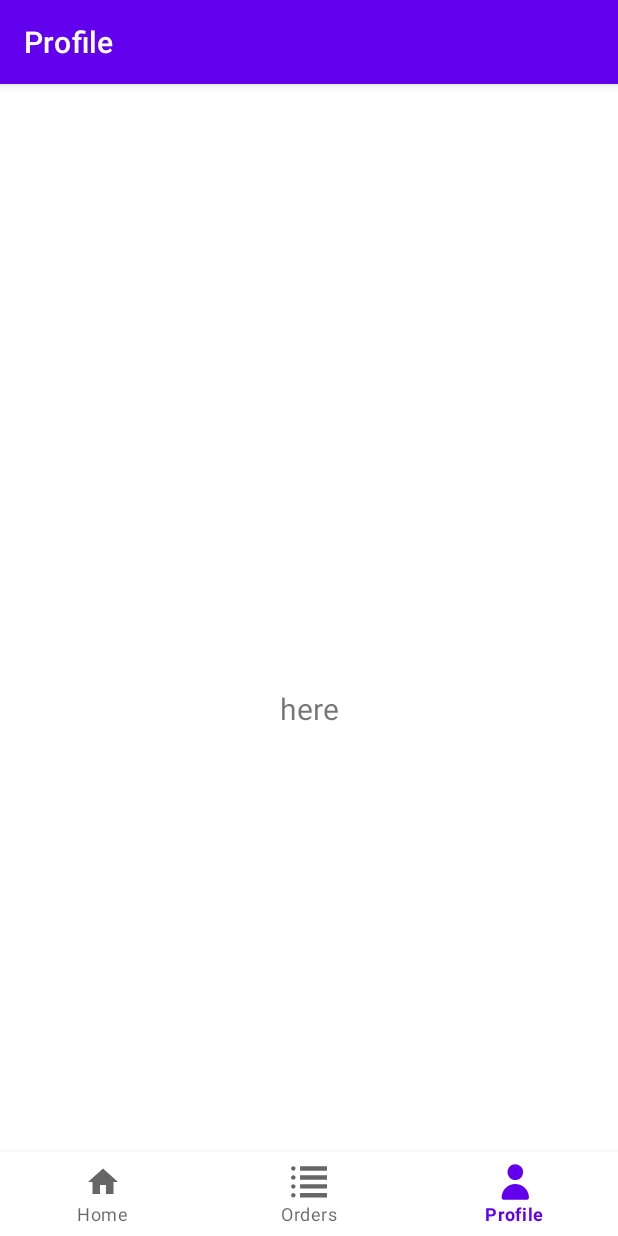
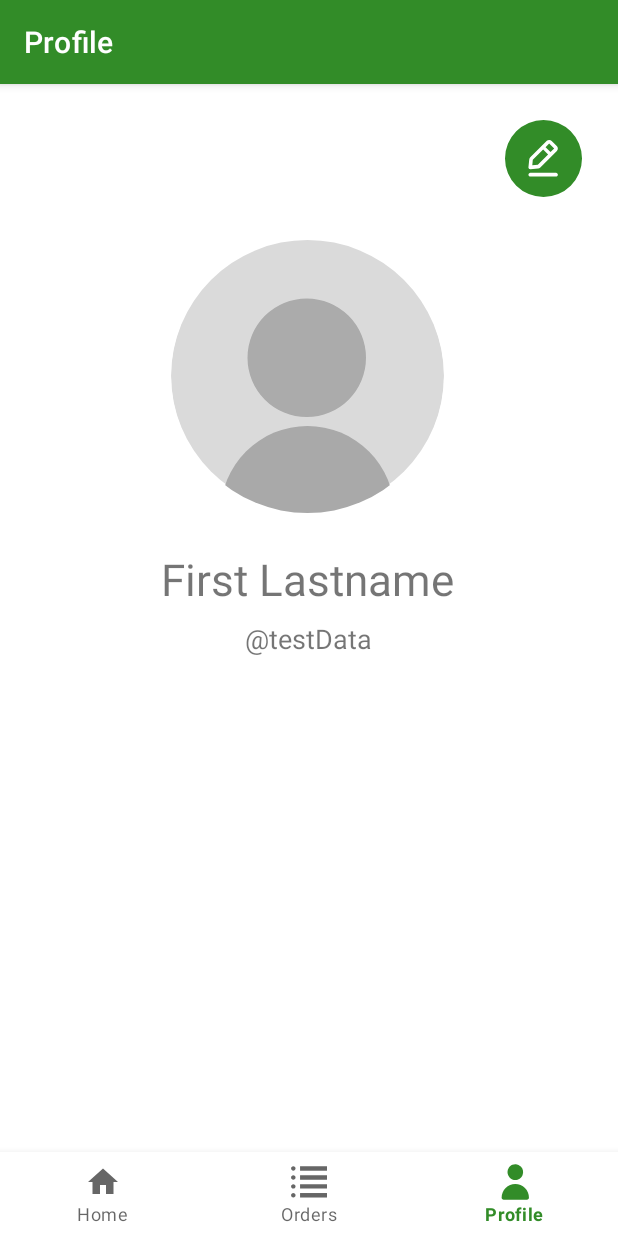
Before and after one commit to jovichenmcintyrecentenial/android_assignment_4, an Android app: the ProfileFragment screen opened through its navigation route, on a phone screen of 412 x 824 dp. Run offline under Robolectric (Android 15) with nearby library versions, the phone set to English and light mode, and no system bars; our stand-ins replace navigation-ui.

Commit message:
update profile design

```diff
--- a/app/src/main/AndroidManifest.xml
+++ b/app/src/main/AndroidManifest.xml
@@ -16,7 +16,11 @@
             android:name=".BottomNavigationActivity"
             android:exported="true"
             android:label="@string/title_activity_bottom_navigation">
+            <intent-filter>
+                <action android:name="android.intent.action.MAIN" />
 
+                <category android:name="android.intent.category.LAUNCHER" />
+            </intent-filter>
             <meta-data
                 android:name="android.app.lib_name"
                 android:value="" />
@@ -32,11 +36,7 @@
         <activity
             android:name=".ui.login.LoginActivity"
             android:exported="true">
-            <intent-filter>
-                <action android:name="android.intent.action.MAIN" />
 
-                <category android:name="android.intent.category.LAUNCHER" />
-            </intent-filter>
 
             <meta-data
                 android:name="android.app.lib_name"
--- a/app/src/main/java/com/centennial/jovichenmcintyre_mapd711_assignment4/ui/profile/ProfileFragment.kt
+++ b/app/src/main/java/com/centennial/jovichenmcintyre_mapd711_assignment4/ui/profile/ProfileFragment.kt
@@ -18,7 +18,7 @@ class ProfileFragment : Fragment() {
     ): View {
         val homeViewModel =
             ViewModelProvider(this).get(HomeViewModel::class.java)
-        return inflater.inflate(R.layout.fragment_notifications, container, false)
+        return inflater.inflate(R.layout.fragment_profile, container, false)
     }
 
 }
--- /dev/null
+++ b/app/src/main/res/drawable/avatar.xml
@@ -0,0 +1,19 @@
+<vector xmlns:android="http://schemas.android.com/apk/res/android"
+    android:width="182dp"
+    android:height="182dp"
+    android:viewportWidth="182"
+    android:viewportHeight="182">
+  <group>
+    <clip-path
+        android:pathData="M91,0L91,0A91,91 0,0 1,182 91L182,91A91,91 0,0 1,91 182L91,182A91,91 0,0 1,0 91L0,91A91,91 0,0 1,91 0z"/>
+    <path
+        android:pathData="M91,-1L91,-1A91,91 0,0 1,182 90L182,90A91,91 0,0 1,91 181L91,181A91,91 0,0 1,0 90L0,90A91,91 0,0 1,91 -1z"
+        android:fillColor="#DADADA"/>
+    <path
+        android:pathData="M90.5,39L90.5,39A39.5,39.5 0,0 1,130 78.5L130,78.5A39.5,39.5 0,0 1,90.5 118L90.5,118A39.5,39.5 0,0 1,51 78.5L51,78.5A39.5,39.5 0,0 1,90.5 39z"
+        android:fillColor="#ABABAB"/>
+    <path
+        android:pathData="M91,124L91,124A58,58 0,0 1,149 182L149,182A58,58 0,0 1,91 240L91,240A58,58 0,0 1,33 182L33,182A58,58 0,0 1,91 124z"
+        android:fillColor="#A9A9A9"/>
+  </group>
+</vector>
--- /dev/null
+++ b/app/src/main/res/drawable/edit.xml
@@ -0,0 +1,15 @@
+<vector xmlns:android="http://schemas.android.com/apk/res/android"
+    android:width="51dp"
+    android:height="51dp"
+    android:viewportWidth="51"
+    android:viewportHeight="51">
+  <path
+      android:pathData="M25.5,0L25.5,0A25.5,25.5 0,0 1,51 25.5L51,25.5A25.5,25.5 0,0 1,25.5 51L25.5,51A25.5,25.5 0,0 1,0 25.5L0,25.5A25.5,25.5 0,0 1,25.5 0z"
+      android:fillColor="#328C28"/>
+  <path
+      android:pathData="M33.787,35.005H16.749C16.426,35.005 16.117,35.133 15.888,35.361C15.66,35.589 15.532,35.899 15.532,36.222C15.532,36.544 15.66,36.854 15.888,37.082C16.117,37.31 16.426,37.439 16.749,37.439H33.787C34.11,37.439 34.42,37.31 34.648,37.082C34.876,36.854 35.005,36.544 35.005,36.222C35.005,35.899 34.876,35.589 34.648,35.361C34.42,35.133 34.11,35.005 33.787,35.005Z"
+      android:fillColor="#ffffff"/>
+  <path
+      android:pathData="M16.749,32.57H16.858L21.934,32.108C22.489,32.053 23.009,31.808 23.406,31.414L34.36,20.461C34.785,20.012 35.014,19.412 34.998,18.794C34.982,18.176 34.722,17.589 34.274,17.163L30.94,13.828C30.504,13.419 29.934,13.185 29.337,13.169C28.74,13.153 28.158,13.357 27.702,13.743L16.749,24.696C16.355,25.093 16.111,25.613 16.055,26.169L15.532,31.244C15.515,31.422 15.539,31.602 15.6,31.77C15.661,31.938 15.758,32.091 15.885,32.217C15.998,32.33 16.133,32.42 16.282,32.48C16.43,32.541 16.589,32.571 16.749,32.57V32.57ZM29.248,15.532L32.57,18.854L30.136,21.228L26.875,17.966L29.248,15.532ZM18.416,26.376L25.268,19.572L28.554,22.858L21.739,29.674L18.088,30.015L18.416,26.376Z"
+      android:fillColor="#ffffff"/>
+</vector>
--- /dev/null
+++ b/app/src/main/res/drawable/map_pin.xml
@@ -0,0 +1,10 @@
+<vector xmlns:android="http://schemas.android.com/apk/res/android"
+    android:width="49dp"
+    android:height="62dp"
+    android:viewportWidth="49"
+    android:viewportHeight="62">
+  <path
+      android:pathData="M21.654,0.174C8.875,1.729 -0.452,12.786 0.017,25.823C0.315,34.1 3.685,40.794 11.702,49.036C14.943,52.367 24.3,61.452 24.49,61.452C24.592,61.452 29.642,56.515 33.951,52.202C40.88,45.267 44.085,41.202 46.36,36.465C48.362,32.293 49.138,28.542 48.98,23.783C48.866,20.309 48.098,17.123 46.647,14.095C42.07,4.546 31.968,-1.081 21.654,0.174ZM26.521,5.267C34.476,6.105 41.045,12.069 42.828,20.072C43.094,21.266 43.137,21.819 43.137,24.038C43.137,26.261 43.095,26.807 42.827,28.002C41.249,35.054 36.087,40.49 29.257,42.291C24.873,43.447 20.5,43.017 16.432,41.029C14.264,39.969 13.028,39.094 11.4,37.465C8.665,34.729 6.978,31.625 6.163,27.83C5.776,26.03 5.742,22.324 6.097,20.555C7.475,13.678 12.283,8.177 18.746,6.078C21.307,5.247 23.832,4.983 26.521,5.267Z"
+      android:fillColor="#328C28"
+      android:fillType="evenOdd"/>
+</vector>
--- a/app/src/main/res/layout/activity_bottom_navigation.xml
+++ b/app/src/main/res/layout/activity_bottom_navigation.xml
@@ -4,7 +4,7 @@
     android:id="@+id/container"
     android:layout_width="match_parent"
     android:layout_height="match_parent"
-    android:paddingTop="?attr/actionBarSize">
+    >
 
     <com.google.android.material.bottomnavigation.BottomNavigationView
         android:id="@+id/nav_view"
--- a/app/src/main/res/layout/fragment_notifications.xml
+++ /dev/null
@@ -1,23 +0,0 @@
-<?xml version="1.0" encoding="utf-8"?>
-<androidx.constraintlayout.widget.ConstraintLayout xmlns:android="http://schemas.android.com/apk/res/android"
-    xmlns:app="http://schemas.android.com/apk/res-auto"
-    xmlns:tools="http://schemas.android.com/tools"
-    android:layout_width="match_parent"
-    android:layout_height="match_parent"
-    tools:context=".ui.profile.ProfileFragment">
-
-    <TextView
-        android:id="@+id/text_notifications"
-        android:layout_width="match_parent"
-        android:layout_height="wrap_content"
-        android:layout_marginStart="8dp"
-        android:layout_marginTop="8dp"
-        android:layout_marginEnd="8dp"
-        android:textAlignment="center"
-        android:text="here"
-        android:textSize="20sp"
-        app:layout_constraintBottom_toBottomOf="parent"
-        app:layout_constraintEnd_toEndOf="parent"
-        app:layout_constraintStart_toStartOf="parent"
-        app:layout_constraintTop_toTopOf="parent" />
-</androidx.constraintlayout.widget.ConstraintLayout>
--- /dev/null
+++ b/app/src/main/res/layout/fragment_profile.xml
@@ -0,0 +1,55 @@
+<?xml version="1.0" encoding="utf-8"?>
+<androidx.constraintlayout.widget.ConstraintLayout xmlns:android="http://schemas.android.com/apk/res/android"
+    xmlns:app="http://schemas.android.com/apk/res-auto"
+    xmlns:tools="http://schemas.android.com/tools"
+    android:layout_width="match_parent"
+    android:layout_height="match_parent"
+    tools:context=".ui.profile.ProfileFragment">
+
+    <ImageView
+        android:id="@+id/imageView2"
+        android:layout_width="wrap_content"
+        android:layout_height="wrap_content"
+        android:layout_marginTop="104dp"
+        android:src="@drawable/avatar"
+        app:layout_constraintEnd_toEndOf="parent"
+        app:layout_constraintHorizontal_bias="0.497"
+        app:layout_constraintStart_toStartOf="parent"
+        app:layout_constraintTop_toTopOf="parent" />
+
+    <TextView
+        android:id="@+id/textView"
+        android:layout_width="wrap_content"
+        android:layout_height="wrap_content"
+        android:layout_marginTop="24dp"
+        android:textSize="29sp"
+        android:text="First Lastname"
+        app:layout_constraintEnd_toEndOf="parent"
+        app:layout_constraintHorizontal_bias="0.495"
+        app:layout_constraintStart_toStartOf="parent"
+        app:layout_constraintTop_toBottomOf="@+id/imageView2" />
+
+    <TextView
+        android:id="@+id/textView3"
+        android:layout_width="wrap_content"
+        android:layout_height="wrap_content"
+        android:layout_marginTop="8dp"
+        android:textSize="18sp"
+
+        android:text="\@testData"
+        app:layout_constraintEnd_toEndOf="parent"
+        app:layout_constraintHorizontal_bias="0.498"
+        app:layout_constraintStart_toStartOf="parent"
+        app:layout_constraintTop_toBottomOf="@+id/textView" />
+
+    <ImageButton
+        android:id="@+id/imageButton"
+        android:layout_width="wrap_content"
+        android:layout_height="wrap_content"
+        android:layout_marginTop="24dp"
+        android:background="#00DDDDDD"
+        android:layout_marginEnd="24dp"
+        android:src="@drawable/edit"
+        app:layout_constraintEnd_toEndOf="parent"
+        app:layout_constraintTop_toTopOf="parent" />
+</androidx.constraintlayout.widget.ConstraintLayout>
--- a/app/src/main/res/navigation/mobile_navigation.xml
+++ b/app/src/main/res/navigation/mobile_navigation.xml
@@ -21,5 +21,5 @@
         android:id="@+id/navigation_profile"
         android:name="com.centennial.jovichenmcintyre_mapd711_assignment4.ui.profile.ProfileFragment"
         android:label="@string/title_notifications"
-        tools:layout="@layout/fragment_notifications" />
+        tools:layout="@layout/fragment_profile" />
 </navigation>
--- a/app/src/main/res/values/themes.xml
+++ b/app/src/main/res/values/themes.xml
@@ -2,8 +2,8 @@
     <!-- Base application theme. -->
     <style name="Theme.JoviChenMcintyre_MAPD711_Assignment4" parent="Theme.MaterialComponents.DayNight.DarkActionBar">
         <!-- Primary brand color. -->
-        <item name="colorPrimary">@color/purple_500</item>
-        <item name="colorPrimaryVariant">@color/purple_700</item>
+        <item name="colorPrimary">#328C28</item>
+        <item name="colorPrimaryVariant">#24611D</item>
         <item name="colorOnPrimary">@color/white</item>
         <!-- Secondary brand color. -->
         <item name="colorSecondary">@color/teal_200</item>
```
